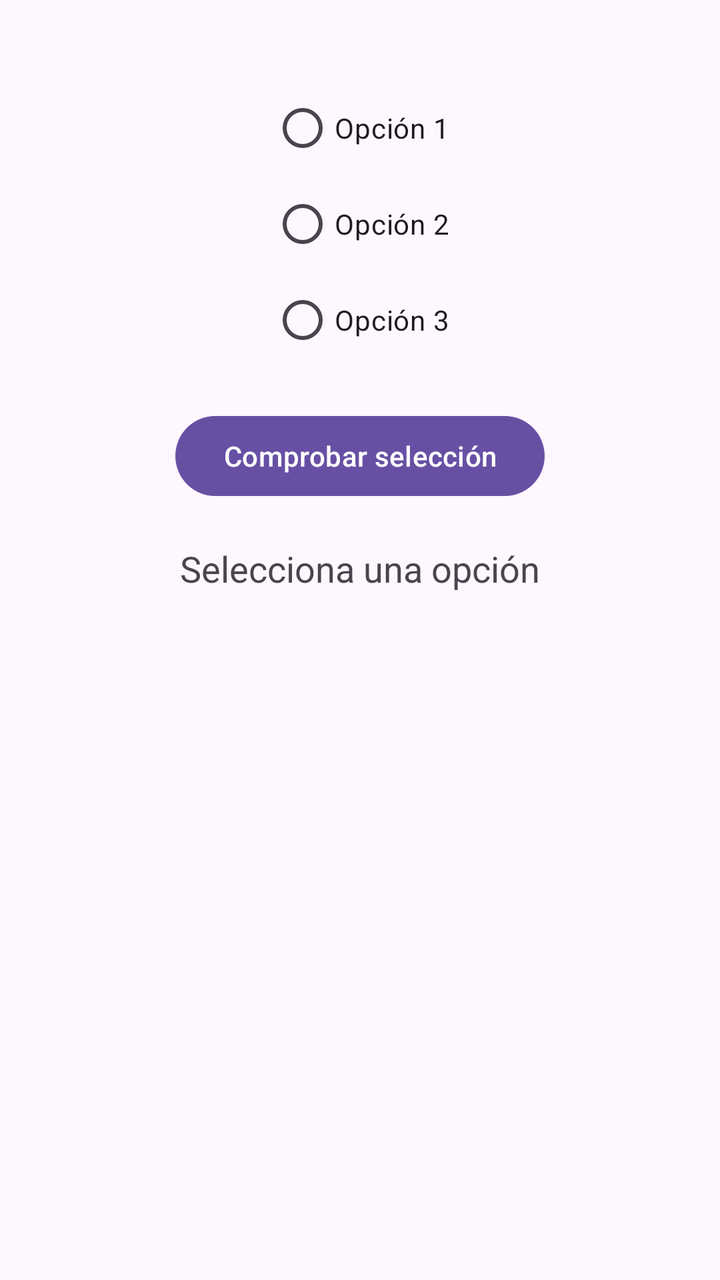
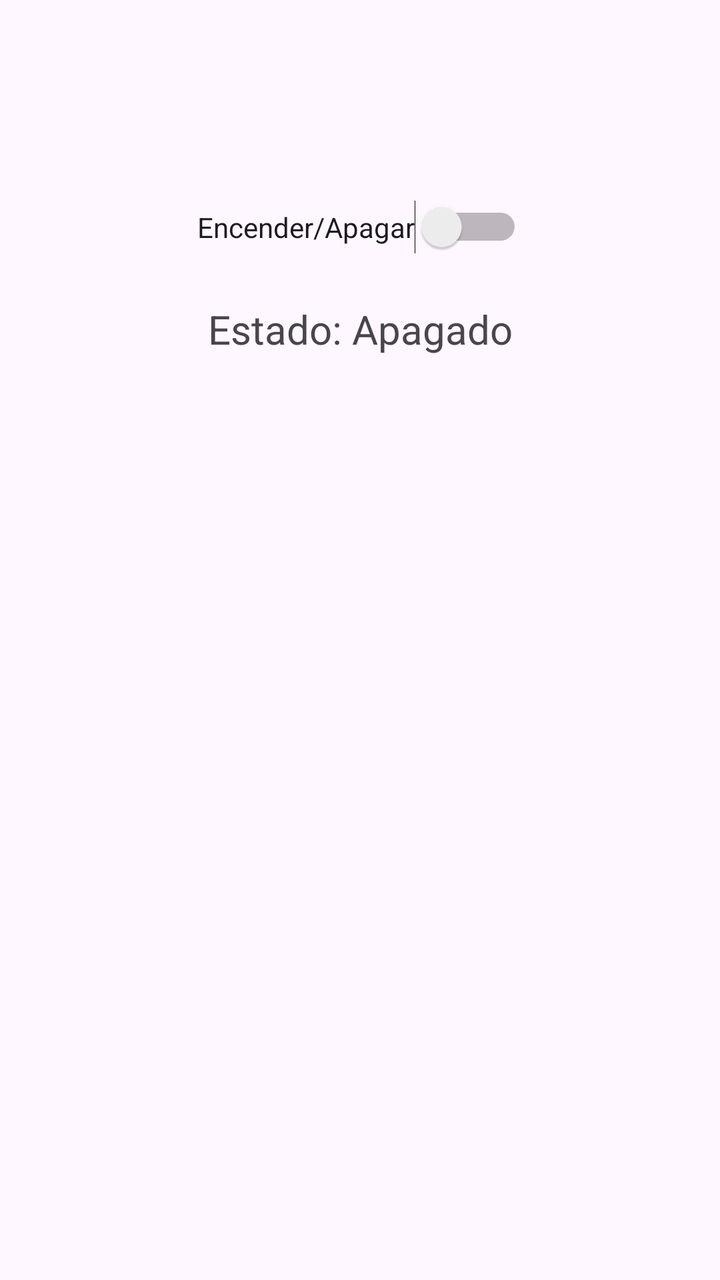

Two renders of the same Android screen: before a commit and after it. Below are the layout's source before the change and the commit's diff.
<!-- AndroidManifest.xml: application theme Theme.Tema4ButtonToggleButton -->
<!-- res/layout/activity_main.xml -->
<?xml version="1.0" encoding="utf-8"?>
<androidx.constraintlayout.widget.ConstraintLayout
    xmlns:android="http://schemas.android.com/apk/res/android"
    xmlns:app="http://schemas.android.com/apk/res-auto"
    android:layout_width="match_parent"
    android:layout_height="match_parent">

    <RadioGroup
        android:id="@+id/radiogroup"
        android:layout_width="wrap_content"
        android:layout_height="wrap_content"
        android:orientation="vertical"
        app:layout_constraintTop_toTopOf="parent"
        app:layout_constraintStart_toStartOf="parent"
        app:layout_constraintEnd_toEndOf="parent"
        android:layout_marginTop="40dp">

        <RadioButton
            android:id="@+id/radiobutton1"
            android:layout_width="wrap_content"
            android:layout_height="wrap_content"
            android:text="Opción 1" />

        <RadioButton
            android:id="@+id/radiobutton2"
            android:layout_width="wrap_content"
            android:layout_height="wrap_content"
            android:text="Opción 2" />

        <RadioButton
            android:id="@+id/radiobutton3"
            android:layout_width="wrap_content"
            android:layout_height="wrap_content"
            android:text="Opción 3" />

    </RadioGroup>

    <Button
        android:id="@+id/buttonCheck"
        android:layout_width="wrap_content"
        android:layout_height="wrap_content"
        android:text="Comprobar selección"
        app:layout_constraintTop_toBottomOf="@id/radiogroup"
        app:layout_constraintStart_toStartOf="parent"
        app:layout_constraintEnd_toEndOf="parent"
        android:layout_marginTop="20dp" />

    <TextView
        android:id="@+id/textViewResult"
        android:layout_width="wrap_content"
        android:layout_height="wrap_content"
        android:text="Selecciona una opción"
        android:textSize="18sp"
        app:layout_constraintTop_toBottomOf="@id/buttonCheck"
        app:layout_constraintStart_toStartOf="parent"
        app:layout_constraintEnd_toEndOf="parent"
        android:layout_marginTop="20dp" />

</androidx.constraintlayout.widget.ConstraintLayout>
<!-- resources referenced by this layout -->
<resources>
  <style name="Theme.Tema4ButtonToggleButton" parent="Base.Theme.Tema4ButtonToggleButton" />
  <style name="Base.Theme.Tema4ButtonToggleButton" parent="Theme.Material3.DayNight.NoActionBar">
          
          
      </style>
</resources>

<!-- the commit's change to res/layout/activity_main.xml (unified diff, before → after) -->
@@ -5,55 +5,25 @@
     android:layout_width="match_parent"
     android:layout_height="match_parent">
 
-    <RadioGroup
-        android:id="@+id/radiogroup"
+    <Switch
+        android:id="@+id/switch1"
         android:layout_width="wrap_content"
         android:layout_height="wrap_content"
-        android:orientation="vertical"
+        android:text="Encender/Apagar"
         app:layout_constraintTop_toTopOf="parent"
         app:layout_constraintStart_toStartOf="parent"
         app:layout_constraintEnd_toEndOf="parent"
-        android:layout_marginTop="40dp">
+        android:layout_marginTop="100dp" />
 
-        <RadioButton
-            android:id="@+id/radiobutton1"
-            android:layout_width="wrap_content"
-            android:layout_height="wrap_content"
-            android:text="Opción 1" />
-
-        <RadioButton
-            android:id="@+id/radiobutton2"
-            android:layout_width="wrap_content"
-            android:layout_height="wrap_content"
-            android:text="Opción 2" />
-
-        <RadioButton
-            android:id="@+id/radiobutton3"
-            android:layout_width="wrap_content"
-            android:layout_height="wrap_content"
-            android:text="Opción 3" />
-
-    </RadioGroup>
-
-    <Button
-        android:id="@+id/buttonCheck"
+    <TextView
+        android:id="@+id/textViewStatus"
         android:layout_width="wrap_content"
         android:layout_height="wrap_content"
-        android:text="Comprobar selección"
-        app:layout_constraintTop_toBottomOf="@id/radiogroup"
+        android:text="Estado: Apagado"
+        android:textSize="20sp"
+        app:layout_constraintTop_toBottomOf="@id/switch1"
         app:layout_constraintStart_toStartOf="parent"
         app:layout_constraintEnd_toEndOf="parent"
-        android:layout_marginTop="20dp" />
-
-    <TextView
-        android:id="@+id/textViewResult"
-        android:layout_width="wrap_content"
-        android:layout_height="wrap_content"
-        android:text="Selecciona una opción"
-        android:textSize="18sp"
-        app:layout_constraintTop_toBottomOf="@id/buttonCheck"
-        app:layout_constraintStart_toStartOf="parent"
-        app:layout_constraintEnd_toEndOf="parent"
-        android:layout_marginTop="20dp" />
+        android:layout_marginTop="24dp" />
 
 </androidx.constraintlayout.widget.ConstraintLayout>
